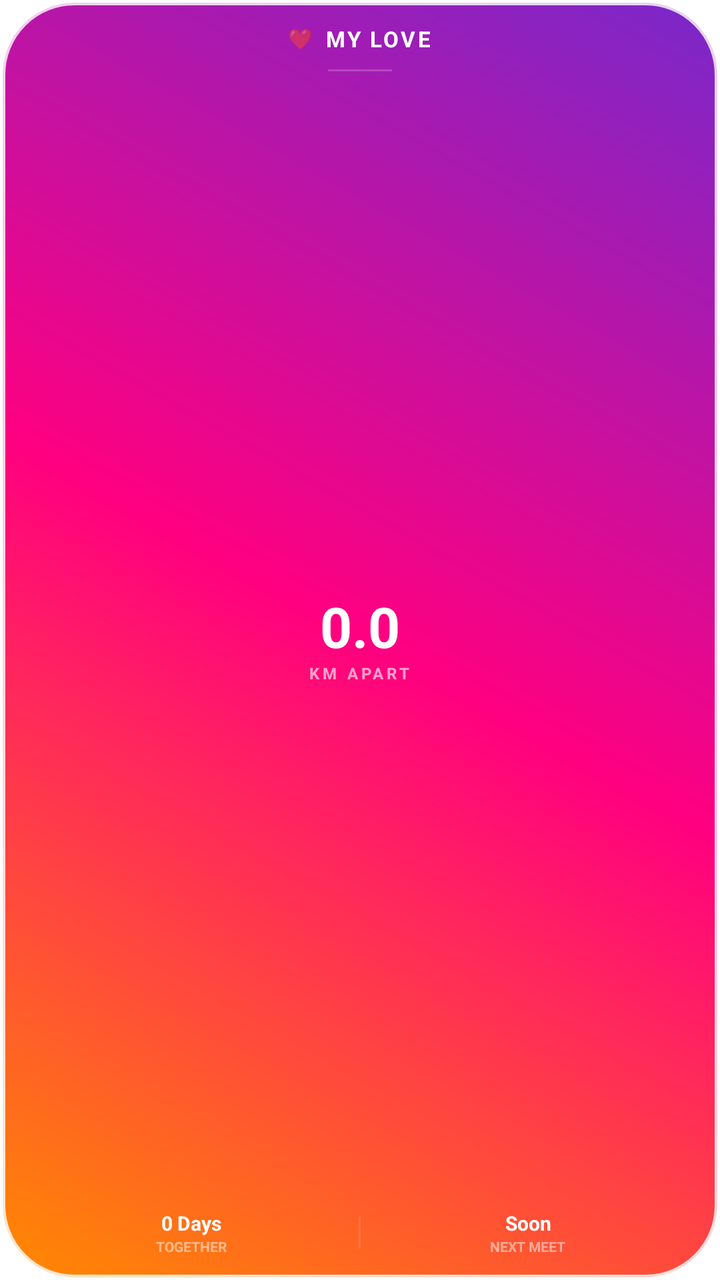
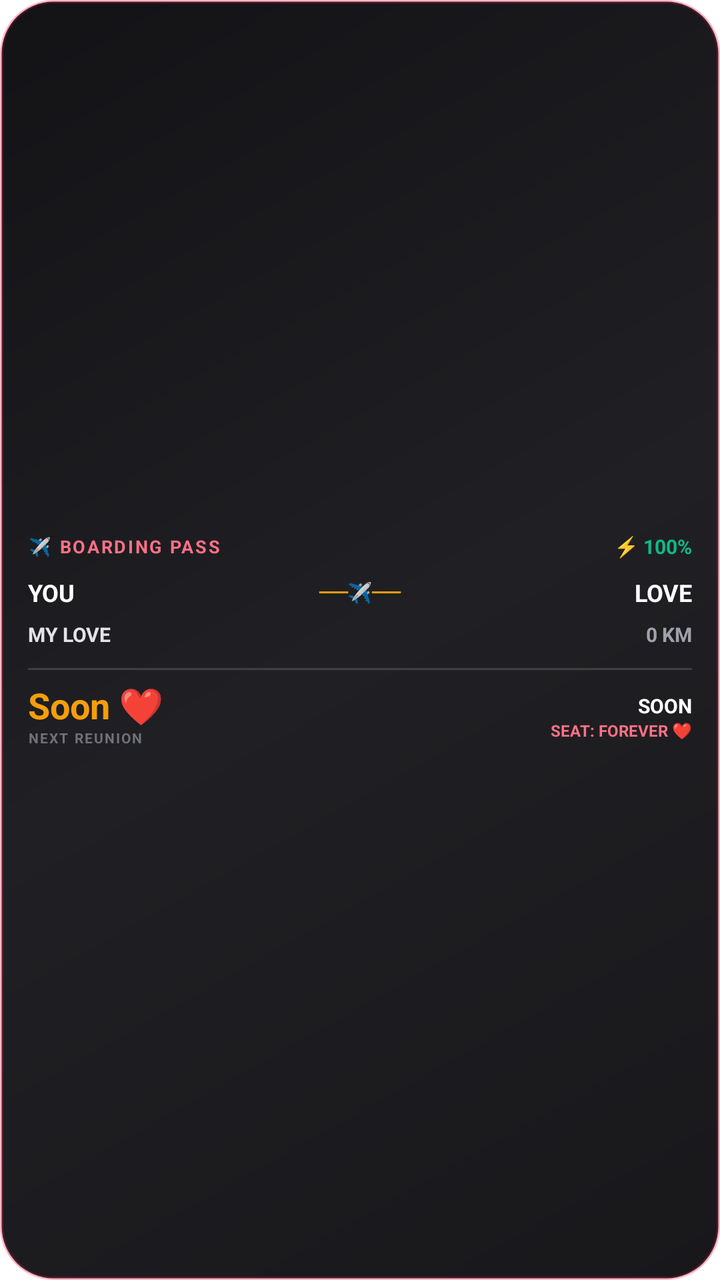

Before-and-after screenshots of an Android layout around one commit, followed by the original layout XML and the change that was made.
<!-- AndroidManifest.xml: fallback theme Theme.MaterialComponents.DayNight.NoActionBar -->
<!-- res/layout/widget_layout.xml -->
<LinearLayout xmlns:android="http://schemas.android.com/apk/res/android"
    android:id="@+id/widget_container"
    android:layout_width="match_parent"
    android:layout_height="match_parent"
    android:background="@drawable/widget_background"
    android:orientation="vertical"
    android:padding="12dp"
    android:gravity="center_vertical">

    
    <LinearLayout
        android:id="@+id/widget_header"
        android:layout_width="match_parent"
        android:layout_height="wrap_content"
        android:orientation="horizontal"
        android:gravity="center"
        android:layout_marginBottom="8dp">

        <TextView
            android:layout_width="wrap_content"
            android:layout_height="wrap_content"
            android:text="❤️"
            android:textSize="10sp" />

        <TextView
            android:id="@+id/widget_partner_name"
            android:layout_width="wrap_content"
            android:layout_height="wrap_content"
            android:text="MY LOVE"
            android:textColor="#FFFFFF"
            android:textSize="11sp"
            android:textStyle="bold"
            android:letterSpacing="0.1"
            android:layout_marginStart="6dp" />
    </LinearLayout>

    <ImageView
        android:layout_width="32dp"
        android:layout_height="1dp"
        android:background="#30FFFFFF"
        android:layout_gravity="center_horizontal"
        android:layout_marginBottom="10dp" />

    
    <LinearLayout
        android:id="@+id/widget_center"
        android:layout_width="match_parent"
        android:layout_height="0dp"
        android:layout_weight="1"
        android:orientation="vertical"
        android:gravity="center">

        <TextView
            android:id="@+id/widget_distance"
            android:layout_width="wrap_content"
            android:layout_height="wrap_content"
            android:text="0.0"
            android:textColor="#FFFFFF"
            android:textSize="28sp"
            android:textStyle="bold"
            android:includeFontPadding="false" />

        <TextView
            android:layout_width="wrap_content"
            android:layout_height="wrap_content"
            android:text="KM APART"
            android:textColor="#A0FFFFFF"
            android:textSize="8sp"
            android:textStyle="bold"
            android:letterSpacing="0.2" />
    </LinearLayout>

    
    <LinearLayout
        android:layout_width="match_parent"
        android:layout_height="wrap_content"
        android:orientation="horizontal"
        android:gravity="center"
        android:layout_marginTop="10dp">

        <LinearLayout
            android:layout_width="0dp"
            android:layout_weight="1"
            android:layout_height="wrap_content"
            android:orientation="vertical"
            android:gravity="center">
            <TextView
                android:id="@+id/widget_days_together"
                android:layout_width="wrap_content"
                android:layout_height="wrap_content"
                android:text="0 Days"
                android:textColor="#FFFFFF"
                android:textSize="10sp"
                android:textStyle="bold" />
            <TextView
                android:layout_width="wrap_content"
                android:layout_height="wrap_content"
                android:text="TOGETHER"
                android:textColor="#80FFFFFF"
                android:textSize="7sp"
                android:textStyle="bold" />
        </LinearLayout>

        <ImageView
            android:layout_width="1dp"
            android:layout_height="16dp"
            android:background="#20FFFFFF" />

        <LinearLayout
            android:layout_width="0dp"
            android:layout_weight="1"
            android:layout_height="wrap_content"
            android:orientation="vertical"
            android:gravity="center">
            <TextView
                android:id="@+id/widget_next_meet"
                android:layout_width="wrap_content"
                android:layout_height="wrap_content"
                android:text="Soon"
                android:textColor="#FFFFFF"
                android:textSize="10sp"
                android:textStyle="bold" />
            <TextView
                android:layout_width="wrap_content"
                android:layout_height="wrap_content"
                android:text="NEXT MEET"
                android:textColor="#80FFFFFF"
                android:textSize="7sp"
                android:textStyle="bold" />
        </LinearLayout>
    </LinearLayout>
</LinearLayout>
<!-- resources referenced by this layout -->
<resources>
  <!-- drawable widget_background (drawable) -->
  <?xml version="1.0" encoding="utf-8"?>
  <shape xmlns:android="http://schemas.android.com/apk/res/android">
      <gradient
          android:angle="45"
          android:startColor="#FF8A00"
          android:centerColor="#FF0080"
          android:endColor="#7928CA"
          android:type="linear" />
      <corners android:radius="36dp" />
      <stroke
          android:width="2.5dp"
          android:color="#CCFFFFFF" />
  </shape>
</resources>

<!-- the commit's change to res/layout/widget_layout.xml (unified diff, before → after) -->
@@ -1,73 +1,40 @@
+<?xml version="1.0" encoding="utf-8"?>
 <LinearLayout xmlns:android="http://schemas.android.com/apk/res/android"
     android:id="@+id/widget_container"
     android:layout_width="match_parent"
     android:layout_height="match_parent"
     android:background="@drawable/widget_background"
     android:orientation="vertical"
-    android:padding="12dp"
+    android:padding="14dp"
     android:gravity="center_vertical">
 
     
     <LinearLayout
-        android:id="@+id/widget_header"
         android:layout_width="match_parent"
         android:layout_height="wrap_content"
         android:orientation="horizontal"
-        android:gravity="center"
+        android:gravity="center_vertical"
         android:layout_marginBottom="8dp">
 
         <TextView
+            android:layout_width="0dp"
+            android:layout_weight="1"
+            android:layout_height="wrap_content"
+            android:text="✈️ BOARDING PASS"
+            android:textColor="#FB7185"
+            android:textSize="9sp"
+            android:textStyle="bold"
+            android:letterSpacing="0.1" />
+
+        
+        <TextView
+            android:id="@+id/widget_battery"
             android:layout_width="wrap_content"
             android:layout_height="wrap_content"
-            android:text="❤️"
-            android:textSize="10sp" />
-
-        <TextView
-            android:id="@+id/widget_partner_name"
-            android:layout_width="wrap_content"
-            android:layout_height="wrap_content"
-            android:text="MY LOVE"
-            android:textColor="#FFFFFF"
-            android:textSize="11sp"
-            android:textStyle="bold"
-            android:letterSpacing="0.1"
-            android:layout_marginStart="6dp" />
-    </LinearLayout>
-
-    <ImageView
-        android:layout_width="32dp"
-        android:layout_height="1dp"
-        android:background="#30FFFFFF"
-        android:layout_gravity="center_horizontal"
-        android:layout_marginBottom="10dp" />
-
-    
-    <LinearLayout
-        android:id="@+id/widget_center"
-        android:layout_width="match_parent"
-        android:layout_height="0dp"
-        android:layout_weight="1"
-        android:orientation="vertical"
-        android:gravity="center">
-
-        <TextView
-            android:id="@+id/widget_distance"
-            android:layout_width="wrap_content"
-            android:layout_height="wrap_content"
-            android:text="0.0"
-            android:textColor="#FFFFFF"
-            android:textSize="28sp"
-            android:textStyle="bold"
-            android:includeFontPadding="false" />
-
-        <TextView
-            android:layout_width="wrap_content"
-            android:layout_height="wrap_content"
-            android:text="KM APART"
-            android:textColor="#A0FFFFFF"
-            android:textSize="8sp"
-            android:textStyle="bold"
-            android:letterSpacing="0.2" />
+            android:text="⚡ 100%"
+            android:textColor="#10B981"
+            android:textSize="10sp"
+            android:textStyle="bold" />
     </LinearLayout>
 
     
@@ -75,58 +42,143 @@
         android:layout_width="match_parent"
         android:layout_height="wrap_content"
         android:orientation="horizontal"
-        android:gravity="center"
-        android:layout_marginTop="10dp">
+        android:gravity="center_vertical"
+        android:layout_marginBottom="6dp">
+
+        <TextView
+            android:id="@+id/widget_origin_city"
+            android:layout_width="0dp"
+            android:layout_weight="1"
+            android:layout_height="wrap_content"
+            android:text="YOU"
+            android:textColor="#FFFFFF"
+            android:textSize="12sp"
+            android:textStyle="bold"
+            android:maxLines="1" />
+
+        <TextView
+            android:layout_width="wrap_content"
+            android:layout_height="wrap_content"
+            android:text=" ──✈️── "
+            android:textColor="#F59E0B"
+            android:textSize="10sp"
+            android:textStyle="bold"
+            android:layout_marginHorizontal="4dp" />
+
+        <TextView
+            android:id="@+id/widget_dest_city"
+            android:layout_width="0dp"
+            android:layout_weight="1"
+            android:layout_height="wrap_content"
+            android:text="LOVE"
+            android:textColor="#FFFFFF"
+            android:textSize="12sp"
+            android:textStyle="bold"
+            android:gravity="end"
+            android:maxLines="1" />
+    </LinearLayout>
+
+    
+    <LinearLayout
+        android:layout_width="match_parent"
+        android:layout_height="wrap_content"
+        android:orientation="horizontal"
+        android:gravity="center_vertical"
+        android:layout_marginBottom="10dp">
+
+        <TextView
+            android:id="@+id/widget_partner_name"
+            android:layout_width="0dp"
+            android:layout_weight="1"
+            android:layout_height="wrap_content"
+            android:text="MY LOVE"
+            android:textColor="#E4E4E7"
+            android:textSize="10sp"
+            android:textStyle="bold" />
+
+        <TextView
+            android:id="@+id/widget_distance"
+            android:layout_width="wrap_content"
+            android:layout_height="wrap_content"
+            android:text="0 KM"
+            android:textColor="#A1A1AA"
+            android:textSize="10sp"
+            android:textStyle="bold" />
+    </LinearLayout>
+
+    
+    <ImageView
+        android:layout_width="match_parent"
+        android:layout_height="1dp"
+        android:background="#26FFFFFF"
+        android:layout_marginBottom="8dp" />
+
+    
+    <LinearLayout
+        android:layout_width="match_parent"
+        android:layout_height="wrap_content"
+        android:orientation="horizontal"
+        android:gravity="center_vertical">
 
         <LinearLayout
             android:layout_width="0dp"
             android:layout_weight="1"
             android:layout_height="wrap_content"
+            android:orientation="vertical">
+
+            <TextView
+                android:id="@+id/widget_countdown_val"
+                android:layout_width="wrap_content"
+                android:layout_height="wrap_content"
+                android:text="Soon ❤️"
+                android:textColor="#F59E0B"
+                android:textSize="18sp"
+                android:textStyle="bold"
+                android:includeFontPadding="false" />
+
+            <TextView
+                android:id="@+id/widget_countdown_sub"
+                android:layout_width="wrap_content"
+                android:layout_height="wrap_content"
+                android:text="NEXT REUNION"
+                android:textColor="#71717A"
+                android:textSize="7sp"
+                android:textStyle="bold"
+                android:letterSpacing="0.1" />
+        </LinearLayout>
+
+        
+        <LinearLayout
+            android:layout_width="wrap_content"
+            android:layout_height="wrap_content"
             android:orientation="vertical"
-            android:gravity="center">
+            android:gravity="end">
+
+            <TextView
+                android:id="@+id/widget_reunion_date"
+                android:layout_width="wrap_content"
+                android:layout_height="wrap_content"
+                android:text="SOON"
+                android:textColor="#FFFFFF"
+                android:textSize="10sp"
+                android:textStyle="bold" />
+
             <TextView
                 android:id="@+id/widget_days_together"
                 android:layout_width="wrap_content"
                 android:layout_height="wrap_content"
-                android:text="0 Days"
-                android:textColor="#FFFFFF"
-                android:textSize="10sp"
-                android:textStyle="bold" />
-            <TextView
-                android:layout_width="wrap_content"
-                android:layout_height="wrap_content"
-                android:text="TOGETHER"
-                android:textColor="#80FFFFFF"
-                android:textSize="7sp"
-                android:textStyle="bold" />
-        </LinearLayout>
-
-        <ImageView
-            android:layout_width="1dp"
-            android:layout_height="16dp"
-            android:background="#20FFFFFF" />
-
-        <LinearLayout
-            android:layout_width="0dp"
-            android:layout_weight="1"
-            android:layout_height="wrap_content"
-            android:orientation="vertical"
-            android:gravity="center">
-            <TextView
-                android:id="@+id/widget_next_meet"
-                android:layout_width="wrap_content"
-                android:layout_height="wrap_content"
-                android:text="Soon"
-                android:textColor="#FFFFFF"
-                android:textSize="10sp"
-                android:textStyle="bold" />
-            <TextView
-                android:layout_width="wrap_content"
-                android:layout_height="wrap_content"
-                android:text="NEXT MEET"
-                android:textColor="#80FFFFFF"
-                android:textSize="7sp"
+                android:text="SEAT: FOREVER ❤️"
+                android:textColor="#FB7185"
+                android:textSize="8sp"
                 android:textStyle="bold" />
         </LinearLayout>
     </LinearLayout>
+
+    
+    <TextView
+        android:id="@+id/widget_next_meet"
+        android:layout_width="0dp"
+        android:layout_height="0dp"
+        android:visibility="gone" />
+
 </LinearLayout>
<!-- resource entries referenced after the edit -->
@@ -4,15 +4,15 @@
   <?xml version="1.0" encoding="utf-8"?>
   <shape xmlns:android="http://schemas.android.com/apk/res/android">
       <gradient
-          android:angle="45"
-          android:startColor="#FF8A00"
-          android:centerColor="#FF0080"
-          android:endColor="#7928CA"
+          android:angle="135"
+          android:startColor="#18181B"
+          android:centerColor="#202024"
+          android:endColor="#131316"
           android:type="linear" />
-      <corners android:radius="36dp" />
+      <corners android:radius="26dp" />
       <stroke
-          android:width="2.5dp"
-          android:color="#CCFFFFFF" />
+          android:width="1.5dp"
+          android:color="#4DE11D48" />
   </shape>
 </resources>
 
